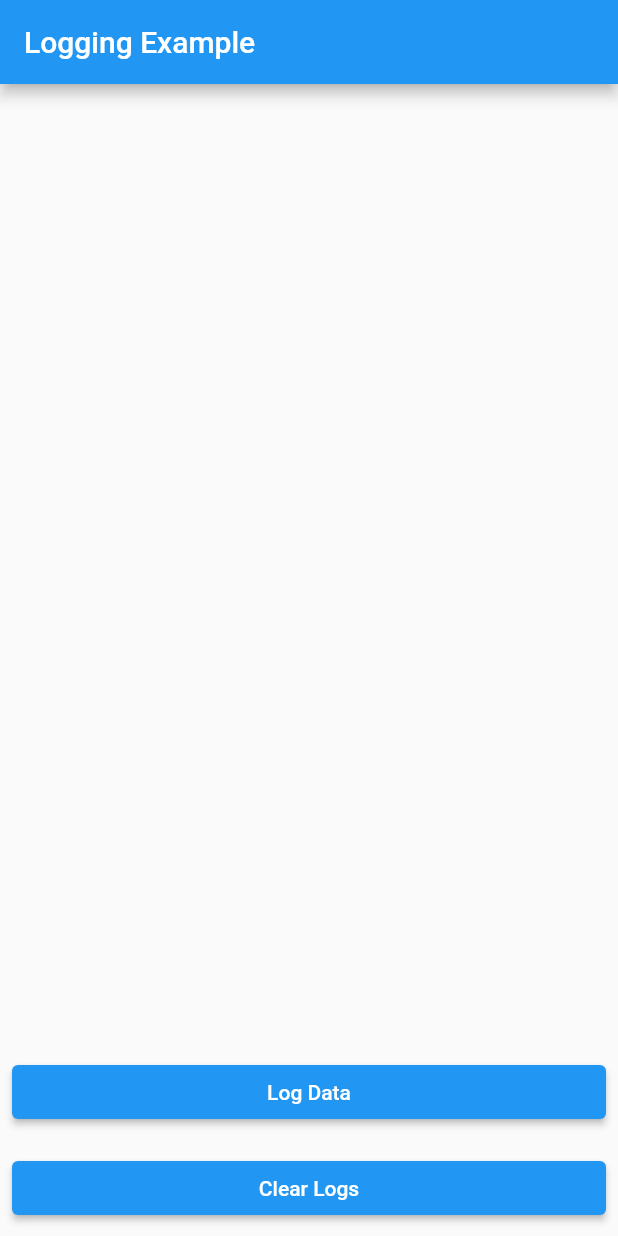
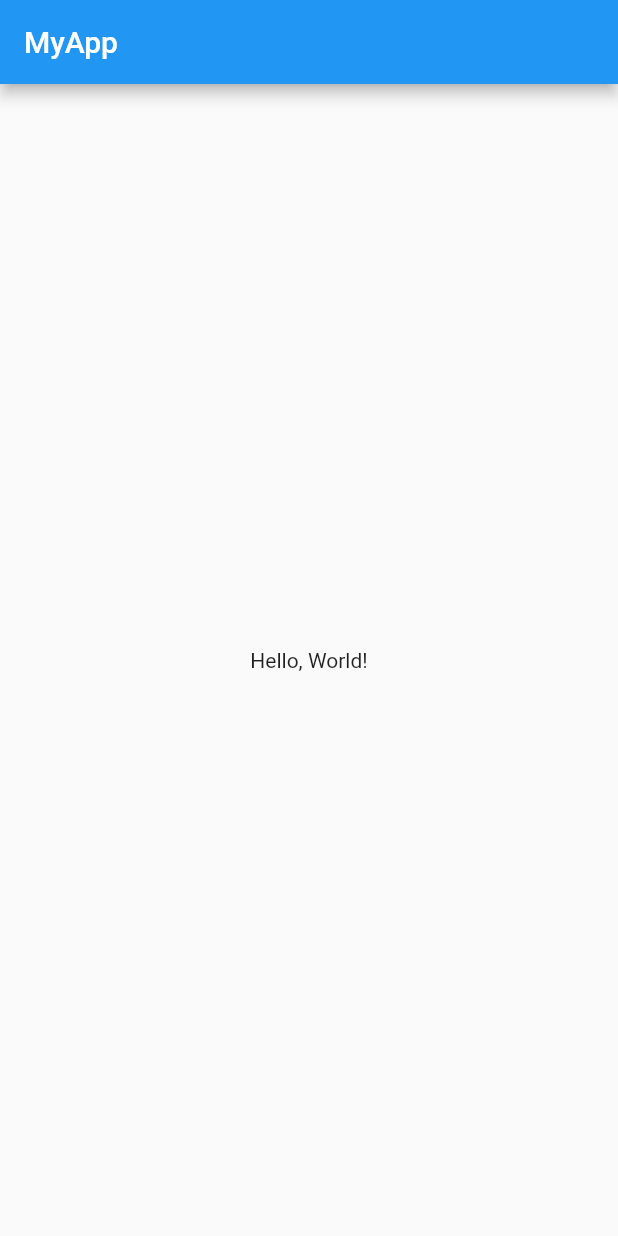
Before and after one commit to anwin-kp/flutter_logs_example, a Flutter app: the screen it shows after launch, on a phone screen of 412 x 824 dp. Run offline on Flutter 3.47's test engine with Material 2 defaults, Android fonts, the phone set to English and light mode, and no system bars; our stand-ins replace permission_handler.

Commit message:
Logger separate files

```diff
--- a/lib/main.dart
+++ b/lib/main.dart
@@ -1,140 +1,47 @@
-import 'dart:io';
-import 'package:flutter/foundation.dart';
 import 'package:flutter/material.dart';
-import 'package:path_provider/path_provider.dart';
+import 'package:logging/logging.dart';
 import 'package:permission_handler/permission_handler.dart';
 
-void main() {
-  runApp(const MaterialApp(
-    home: LoggingExampleApp(),
-  ));
+import 'file_logger.dart'; // Replace with the path to your file_logger.dart
+
+final Logger _logger = Logger('MyApp');
+
+void main() async {
+  WidgetsFlutterBinding.ensureInitialized();
+  await FileLogger.init(); // Initialize the file logger
+  runApp(const MyApp());
 }
 
-class LoggingExampleApp extends StatefulWidget {
-  const LoggingExampleApp({super.key});
+class MyApp extends StatefulWidget {
+  const MyApp({super.key});
 
   @override
-  State<LoggingExampleApp> createState() => _LoggingExampleAppState();
+  State<MyApp> createState() => _MyAppState();
 }
 
-class _LoggingExampleAppState extends State<LoggingExampleApp> {
-  List<String> logs = [];
-  final String customFolderName = "MyLogs"; // Custom folder name
-
+class _MyAppState extends State<MyApp> {
+  final Permission _permissionGroup = Permission.storage;
   @override
   void initState() {
     super.initState();
-    _requestPermissions();
-    _loadLogs();
-  }
-
-  Future<bool> _requestPermissions() async {
-    // Request both read and write permissions
-    Map<Permission, PermissionStatus> statuses = await [
-      Permission.storage, // For read and write access
-      // You can add other necessary permissions here if needed
-    ].request();
-
-    // Return true if both permissions are granted, otherwise return false
-    return statuses[Permission.storage] == PermissionStatus.granted;
-  }
-
-  void _loadLogs() async {
-    try {
-      final directory = await getApplicationDocumentsDirectory();
-      final customDirectory = Directory('${directory.path}/$customFolderName');
-      if (kDebugMode) {
-        print(customDirectory);
-      }
-      await customDirectory.create(recursive: true);
-
-      final file = File('${customDirectory.path}/log.txt');
-      if (await file.exists()) {
-        final contents = await file.readAsString();
-        setState(() {
-          logs = contents.split('\n').where((line) => line.isNotEmpty).toList();
-        });
-      }
-    } catch (e) {
-      if (kDebugMode) {
-        print('Error loading logs: $e');
-      }
-    }
-  }
-
-  void _writeLog(String log) async {
-    try {
-      final directory = await getApplicationDocumentsDirectory();
-      final customDirectory = Directory('${directory.path}/$customFolderName');
-      await customDirectory.create(recursive: true);
-
-      final file = File('${customDirectory.path}/log.txt');
-      await file.writeAsString('$log\n', mode: FileMode.append);
-      setState(() {
-        logs.add(log);
-      });
-    } catch (e) {
-      if (kDebugMode) {
-        print('Error writing log: $e');
-      }
-    }
-  }
-
-  void _clearLogs() async {
-    try {
-      final directory = await getApplicationDocumentsDirectory();
-      final customDirectory = Directory('${directory.path}/$customFolderName');
-      final file = File('${customDirectory.path}/log.txt');
-      if (await file.exists()) {
-        await file.delete();
-        setState(() {
-          logs.clear();
-        });
-      }
-    } catch (e) {
-      if (kDebugMode) {
-        print('Error clearing logs: $e');
-      }
-    }
+    requestPermission(_permissionGroup);
   }
 
   @override
   Widget build(BuildContext context) {
-    return Scaffold(
-      appBar: AppBar(
-        title: const Text('Logging Example'),
-      ),
-      body: Column(
-        crossAxisAlignment: CrossAxisAlignment.stretch,
-        children: [
-          Expanded(
-            child: ListView.builder(
-              itemCount: logs.length,
-              itemBuilder: (context, index) => ListTile(
-                title: Text(logs[index]),
-              ),
-            ),
-          ),
-          Padding(
-            padding: const EdgeInsets.all(8.0),
-            child: ElevatedButton(
-              onPressed: () {
-                final timestamp = DateTime.now().toString();
-                final logMessage = 'Log entry at $timestamp';
-                _writeLog(logMessage);
-              },
-              child: const Text('Log Data'),
-            ),
-          ),
-          Padding(
-            padding: const EdgeInsets.all(8.0),
-            child: ElevatedButton(
-              onPressed: _clearLogs,
-              child: const Text('Clear Logs'),
-            ),
-          ),
-        ],
+    _logger.info('MyApp started');
+    return MaterialApp(
+      title: 'MyApp',
+      home: Scaffold(
+        appBar: AppBar(
+          title: const Text('MyApp'),
+        ),
+        body: const Center(
+          child: Text('Hello, World!'),
+        ),
       ),
     );
   }
 }
+
+Future<void> requestPermission(Permission permission) => permission.request();
--- a/pubspec.yaml
+++ b/pubspec.yaml
@@ -33,6 +33,9 @@ dependencies:
   f_logs: ^2.0.1
   path_provider: ^2.0.15
   permission_handler: ^10.4.3
+  sembast: ^3.5.0+1
+  archive: ^3.3.7
+  logging: ^1.2.0
 
 
   # The following adds the Cupertino Icons font to your application.
```
Also changed, not shown: lib/file_logger.dart (added, +34 -0 lines), pubspec.lock, 1 other file.
